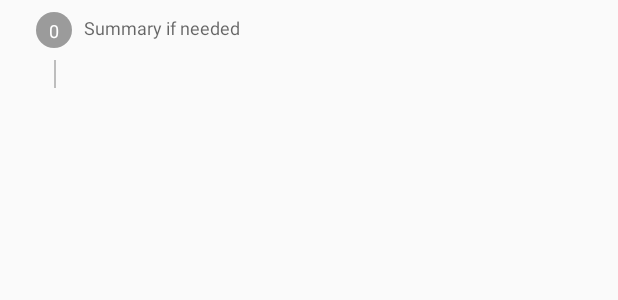
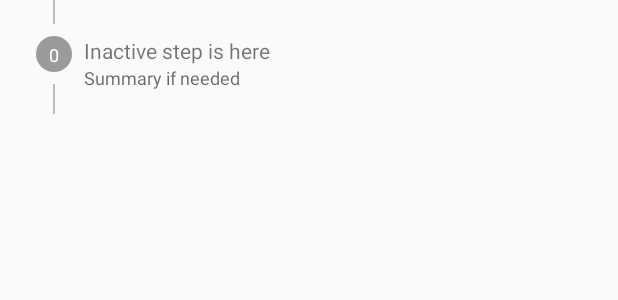
Before and after one commit to codingworkshopru/Gymm, an Android app: the layout activity_actual_training_stepper_item.xml on its own in the app's theme, with its tools: preview values and no code run, on a phone screen of 412 x 824 dp. Shown: the top 300 px of the screen. Run offline under Robolectric (Android 15) with nearby library versions, the phone set to English and light mode, and no system bars.

Commit message:
frame for step

```diff
--- a/app/build.gradle
+++ b/app/build.gradle
@@ -37,5 +37,6 @@ dependencies {
     compile 'com.android.support.constraint:constraint-layout:1.0.2'
     compile 'com.android.support:recyclerview-v7:25.2.0'
     compile 'com.android.support:design:25.2.0'
+    compile 'com.android.support:support-v4:25.3.0'
     testCompile 'junit:junit:4.12'
 }
--- /dev/null
+++ b/app/src/main/res/drawable/ic_edit_24dp.xml
@@ -0,0 +1,5 @@
+<vector android:alpha="0.54" android:height="24dp"
+    android:viewportHeight="24.0" android:viewportWidth="24.0"
+    android:width="24dp" xmlns:android="http://schemas.android.com/apk/res/android">
+    <path android:fillColor="#FF000000" android:pathData="M3,17.25V21h3.75L17.81,9.94l-3.75,-3.75L3,17.25zM20.71,7.04c0.39,-0.39 0.39,-1.02 0,-1.41l-2.34,-2.34c-0.39,-0.39 -1.02,-0.39 -1.41,0l-1.83,1.83 3.75,3.75 1.83,-1.83z"/>
+</vector>
--- /dev/null
+++ b/app/src/main/res/drawable/ic_info_outline_24dp.xml
@@ -0,0 +1,5 @@
+<vector android:alpha="0.54" android:height="24dp"
+    android:viewportHeight="24.0" android:viewportWidth="24.0"
+    android:width="24dp" xmlns:android="http://schemas.android.com/apk/res/android">
+    <path android:fillColor="#FF000000" android:pathData="M11,17h2v-6h-2v6zM12,2C6.48,2 2,6.48 2,12s4.48,10 10,10 10,-4.48 10,-10S17.52,2 12,2zM12,20c-4.41,0 -8,-3.59 -8,-8s3.59,-8 8,-8 8,3.59 8,8 -3.59,8 -8,8zM11,9h2L13,7h-2v2z"/>
+</vector>
--- a/app/src/main/res/layout/activity_actual_training.xml
+++ b/app/src/main/res/layout/activity_actual_training.xml
@@ -24,7 +24,6 @@
         android:id="@+id/list_view"
         android:layout_width="match_parent"
         android:layout_height="match_parent"
-        android:layout_marginTop="16dp"
         android:divider="@null"
         android:dividerHeight="0dp"
         app:layout_behavior="@string/appbar_scrolling_view_behavior" />
--- a/app/src/main/res/layout/activity_actual_training_stepper_item.xml
+++ b/app/src/main/res/layout/activity_actual_training_stepper_item.xml
@@ -5,33 +5,34 @@
     xmlns:tools="http://schemas.android.com/tools"
     android:layout_width="match_parent"
     android:layout_height="wrap_content"
-    android:orientation="vertical">
+    android:orientation="vertical"
+    tools:layout_editor_absoluteY="25dp"
+    tools:layout_editor_absoluteX="0dp">
+
+    <ImageView
+        android:id="@+id/imageView4"
+        android:layout_width="1dp"
+        android:layout_height="0dp"
+        app:srcCompat="@color/color_material_grey_400"
+        android:layout_marginBottom="8dp"
+        app:layout_constraintBottom_toTopOf="@+id/imageView2"
+        app:layout_constraintTop_toTopOf="parent"
+        android:layout_marginTop="0dp"
+        app:layout_constraintRight_toLeftOf="@+id/imageView2"
+        android:layout_marginRight="0dp"
+        app:layout_constraintLeft_toRightOf="@+id/imageView2"
+        android:layout_marginLeft="0dp" />
 
     <ImageView
         android:id="@+id/imageView2"
         android:layout_width="wrap_content"
         android:layout_height="wrap_content"
+        android:layout_marginStart="24dp"
+        app:srcCompat="@drawable/ic_circle_grey_24dp"
+        app:layout_constraintTop_toTopOf="@+id/linearLayout"
+        android:layout_marginTop="0dp"
         android:layout_marginLeft="24dp"
-        android:layout_marginStart="24dp"
-        android:layout_marginTop="8dp"
-        app:layout_constraintLeft_toLeftOf="parent"
-        app:layout_constraintTop_toTopOf="parent"
-        app:srcCompat="@drawable/ic_circle_grey_24dp" />
-
-    <TextView
-        android:id="@+id/textView3"
-        android:layout_width="wrap_content"
-        android:layout_height="wrap_content"
-        android:layout_marginLeft="8dp"
-        android:layout_marginStart="8dp"
-        android:layout_marginTop="0dp"
-        android:ellipsize="end"
-        android:maxLines="1"
-        android:textAppearance="@style/TextAppearance.AppCompat.Small"
-        app:layout_constraintBottom_toTopOf="@+id/imageView2"
-        app:layout_constraintLeft_toRightOf="@+id/imageView2"
-        app:layout_constraintTop_toBottomOf="@+id/imageView2"
-        tools:text="Inactive step is here" />
+        app:layout_constraintLeft_toLeftOf="parent" />
 
     <TextView
         android:id="@+id/textView4"
@@ -39,35 +40,72 @@
         android:layout_height="wrap_content"
         android:textAppearance="@style/TextAppearance.AppCompat.Caption"
         android:textColor="@android:color/white"
+        tools:text="0"
+        app:layout_constraintTop_toTopOf="@+id/imageView2"
+        android:layout_marginTop="0dp"
+        android:layout_marginRight="0dp"
+        app:layout_constraintRight_toRightOf="@+id/imageView2"
+        android:layout_marginLeft="0dp"
+        app:layout_constraintLeft_toLeftOf="@+id/imageView2"
         app:layout_constraintBottom_toBottomOf="@+id/imageView2"
-        app:layout_constraintLeft_toLeftOf="@+id/imageView2"
-        app:layout_constraintRight_toRightOf="@+id/imageView2"
-        app:layout_constraintTop_toTopOf="@+id/imageView2"
-        tools:text="0" />
+        android:layout_marginBottom="0dp" />
 
     <ImageView
         android:id="@+id/imageView3"
         android:layout_width="1dp"
         android:layout_height="0dp"
+        app:srcCompat="@color/color_material_grey_400"
+        android:layout_marginTop="8dp"
+        app:layout_constraintTop_toBottomOf="@+id/imageView2"
+        app:layout_constraintBottom_toBottomOf="parent"
         android:layout_marginBottom="0dp"
-        android:layout_marginTop="8dp"
+        app:layout_constraintRight_toLeftOf="@+id/imageView2"
+        android:layout_marginRight="0dp"
+        app:layout_constraintVertical_bias="0.0"
+        app:layout_constraintLeft_toRightOf="@+id/imageView2"
+        android:layout_marginLeft="0dp" />
+
+    <LinearLayout
+        android:id="@+id/linearLayout"
+        android:layout_width="0dp"
+        android:layout_height="wrap_content"
+        android:layout_marginBottom="16dp"
+        android:layout_marginLeft="8dp"
+        android:layout_marginRight="24dp"
+        android:layout_marginStart="8dp"
+        android:layout_marginEnd="24dp"
+        android:layout_marginTop="24dp"
+        android:orientation="vertical"
         app:layout_constraintBottom_toBottomOf="parent"
         app:layout_constraintLeft_toRightOf="@+id/imageView2"
-        app:layout_constraintRight_toLeftOf="@+id/imageView2"
-        app:layout_constraintTop_toBottomOf="@+id/imageView2"
-        app:srcCompat="@color/color_material_grey_400"
-        app:layout_constraintHorizontal_bias="0.48"
-        app:layout_constraintVertical_bias="0.0" />
+        app:layout_constraintRight_toRightOf="parent"
+        app:layout_constraintTop_toTopOf="parent">
 
-    <TextView
-        android:id="@+id/textView5"
-        android:layout_width="wrap_content"
-        android:layout_height="wrap_content"
-        android:layout_marginBottom="32dp"
-        android:textAppearance="@style/TextAppearance.AppCompat.Caption"
-        app:layout_constraintBottom_toBottomOf="parent"
-        app:layout_constraintLeft_toLeftOf="@+id/textView3"
-        app:layout_constraintTop_toBottomOf="@+id/textView3"
-        tools:text="Summary if needed" />
+        <TextView
+            android:id="@+id/textView3"
+            android:layout_width="match_parent"
+            android:layout_height="wrap_content"
+            android:layout_weight="1"
+            android:ellipsize="end"
+            android:maxLines="1"
+            android:textAppearance="@style/TextAppearance.AppCompat.Small"
+            tools:layout_editor_absoluteX="59dp"
+            tools:layout_editor_absoluteY="45dp"
+            tools:text="Inactive step is here" />
+
+        <TextView
+            android:id="@+id/textView5"
+            android:layout_width="match_parent"
+            android:layout_height="wrap_content"
+            android:layout_weight="1"
+            android:ellipsize="end"
+            android:textAppearance="@style/TextAppearance.AppCompat.Caption"
+            android:visibility="gone"
+            tools:layout_editor_absoluteX="44dp"
+            tools:layout_editor_absoluteY="40dp"
+            tools:text="Summary if needed"
+            tools:visibility="visible" />
+
+    </LinearLayout>
 
 </android.support.constraint.ConstraintLayout>
--- a/app/src/main/res/values/strings.xml
+++ b/app/src/main/res/values/strings.xml
@@ -59,4 +59,7 @@
         <item quantity="other">%d секунд</item>
     </plurals>
     <string name="title_activity_actual_training">ActualTrainingActivity</string>
+
+    <!-- TODO: Remove or change this placeholder text -->
+    <string name="hello_blank_fragment">Hello blank fragment</string>
 </resources>
```
Also changed, not shown: app/src/main/java/ru/codingworkshop/gymm/ActualTrainingActivity.java (+20 -5 lines), app/src/main/java/ru/codingworkshop/gymm/BlankFragment.java (added, +108 -0 lines), app/src/main/res/layout/fragment_blank.xml (added, +87 -0 lines).
